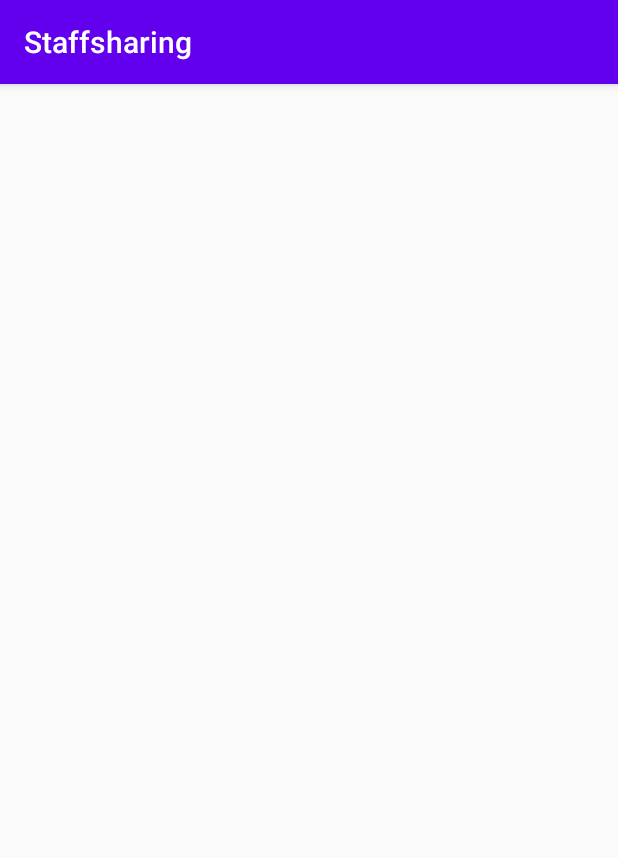
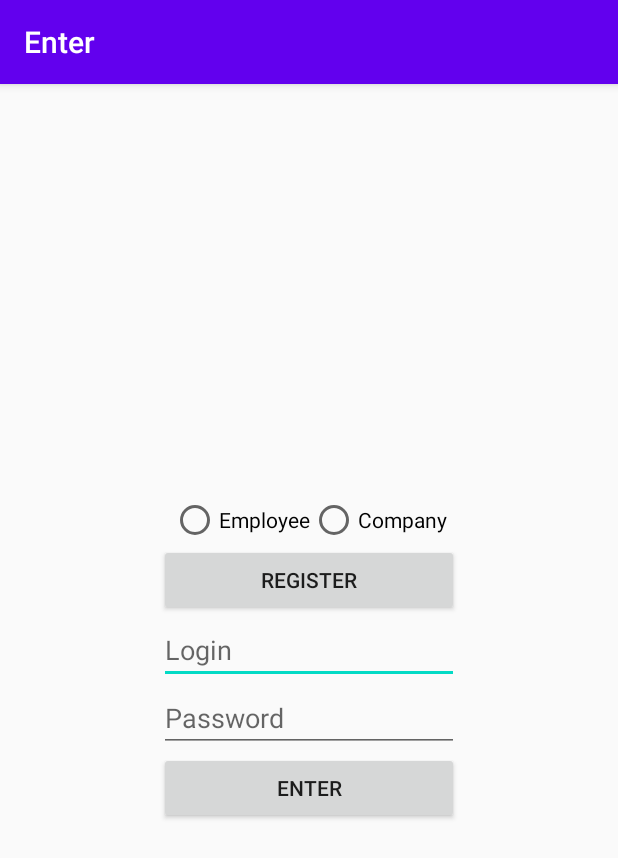
Before and after one commit to lavsexpert/Staffsharing, an Android app: the screen it shows after launch (EnterActivity), on a phone screen of 412 x 824 dp. Shown: the top 858 px of the screen. Run offline under Robolectric (Android 15) with nearby library versions, the phone set to English and light mode, and no system bars.

Commit message:
Add Company and Employee activities and finish Enter activity

```diff
--- a/app/src/main/AndroidManifest.xml
+++ b/app/src/main/AndroidManifest.xml
@@ -15,10 +15,13 @@
         <activity android:name=".ui.LaunchActivity">
             <intent-filter>
                 <category android:name="android.intent.category.LAUNCHER" />
+
                 <action android:name="android.intent.action.MAIN" />
             </intent-filter>
         </activity>
-        <activity android:name=".ui.EnterActivity"/>
+        <activity android:name=".ui.EnterActivity" />
+        <activity android:name=".ui.CompanyActivity" />
+        <activity android:name=".ui.EmployeeActivity"/>
     </application>
 
 </manifest>
--- a/app/src/main/java/club/plus1/staffsharing/ui/EnterActivity.java
+++ b/app/src/main/java/club/plus1/staffsharing/ui/EnterActivity.java
@@ -1,6 +1,10 @@
 package club.plus1.staffsharing.ui;
 
+import android.content.Intent;
 import android.os.Bundle;
+import android.view.View;
+import android.widget.EditText;
+import android.widget.RadioGroup;
 
 import androidx.appcompat.app.AppCompatActivity;
 
@@ -8,9 +12,44 @@ import club.plus1.staffsharing.R;
 
 public class EnterActivity extends AppCompatActivity {
 
+    private RadioGroup radioGroup;
+    private EditText editLogin;
+    private EditText editPassword;
+
     @Override
     protected void onCreate(Bundle savedInstanceState) {
         super.onCreate(savedInstanceState);
         setContentView(R.layout.enter);
+        radioGroup = findViewById(R.id.radioGroup);
+        editLogin = findViewById(R.id.editLogin);
+        editPassword = findViewById(R.id.editPassword);
+        setTitle(getString(R.string.enter_title));
+    }
+
+    public void onRegister(View view){
+        Intent intent;
+        switch (radioGroup.getCheckedRadioButtonId()){
+            case R.id.radioCompany:
+                intent = new Intent(this, CompanyActivity.class);
+                break;
+            case R.id.buttonRegister:
+                intent = new Intent(this, EmployeeActivity.class);
+                break;
+            default:
+                intent = new Intent(this, EmployeeActivity.class);
+                break;
+        }
+        startActivity(intent);
+    }
+
+    public void onEnter(View view){
+        Intent intent;
+        int page = (int)(Math.random() * 100) % 2;
+        if (page == 0) {
+            intent = new Intent(this, CompanyActivity.class);
+        } else {
+            intent = new Intent(this, EmployeeActivity.class);
+        }
+        startActivity(intent);
     }
 }
--- a/app/src/main/res/layout/enter.xml
+++ b/app/src/main/res/layout/enter.xml
@@ -3,7 +3,58 @@
     xmlns:tools="http://schemas.android.com/tools"
     android:layout_width="match_parent"
     android:layout_height="match_parent"
+    android:layout_gravity="center"
+    android:gravity="center"
     android:orientation="vertical"
     tools:context=".ui.EnterActivity">
 
+    <RadioGroup
+        android:id="@+id/radioGroup"
+        android:layout_width="wrap_content"
+        android:layout_height="wrap_content"
+        android:orientation="horizontal">
+
+        <RadioButton
+            android:id="@+id/radioEmployee"
+            android:layout_width="wrap_content"
+            android:layout_height="wrap_content"
+            android:text="@string/enter_employee" />
+
+        <RadioButton
+            android:id="@+id/radioCompany"
+            android:layout_width="wrap_content"
+            android:layout_height="wrap_content"
+            android:text="@string/enter_company" />
+    </RadioGroup>
+
+    <Button
+        android:id="@+id/buttonRegister"
+        android:layout_width="200dp"
+        android:layout_height="wrap_content"
+        android:onClick="onRegister"
+        android:text="@string/enter_register" />
+
+    <EditText
+        android:id="@+id/editLogin"
+        android:layout_width="200dp"
+        android:layout_height="wrap_content"
+        android:hint="@string/enter_login"
+        android:inputType="textPersonName"
+        tools:ignore="Autofill" />
+
+    <EditText
+        android:id="@+id/editPassword"
+        android:layout_width="200dp"
+        android:layout_height="wrap_content"
+        android:hint="@string/enter_password"
+        android:inputType="textPassword"
+        tools:ignore="Autofill" />
+
+    <Button
+        android:id="@+id/buttonEnter"
+        android:layout_width="200dp"
+        android:layout_height="wrap_content"
+        android:onClick="onEnter"
+        android:text="@string/enter_enter" />
+
 </LinearLayout>
--- a/app/src/main/res/values/strings.xml
+++ b/app/src/main/res/values/strings.xml
@@ -7,5 +7,30 @@
     // Errors
     <string name="error_app_package_not_found">Cannot be found application package</string>
 
-    // Other
+    // Enter
+    <string name="enter_title">Enter</string>
+    <string name="enter_employee">Employee</string>
+    <string name="enter_company">Company</string>
+    <string name="enter_register">Register</string>
+    <string name="enter_login">Login</string>
+    <string name="enter_password">Password</string>
+    <string name="enter_enter">Enter</string>
+
+    // Company
+    <string name="company_title">Company</string>
+    <string name="company_name">Company name</string>
+    <string name="company_id">Company ID</string>
+    <string name="company_password">Password</string>
+    <string name="company_repeat">Repeat password</string>
+    <string name="company_save">Save</string>
+
+    // Employee
+    <string name="employee_title">Employee</string>
+    <string name="employee_surname">Surname</string>
+    <string name="employee_name">Name</string>
+    <string name="employee_patronymic">Patronymic</string>
+    <string name="employee_id">Document ID</string>
+    <string name="employee_password">Password</string>
+    <string name="employee_repeat">Repeat password</string>
+    <string name="employee_save">Save</string>
 </resources>
```
Also changed, not shown: app/src/main/java/club/plus1/staffsharing/ui/CompanyActivity.java (added, +17 -0 lines), app/src/main/java/club/plus1/staffsharing/ui/EmployeeActivity.java (added, +17 -0 lines), app/src/main/res/layout/company.xml (added, +48 -0 lines), app/src/main/res/layout/employee.xml (added, +64 -0 lines).
